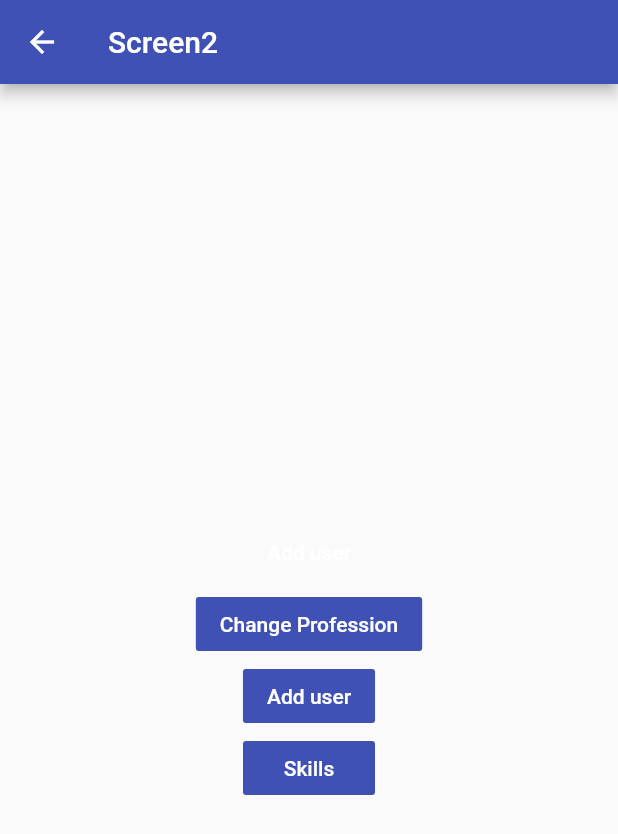
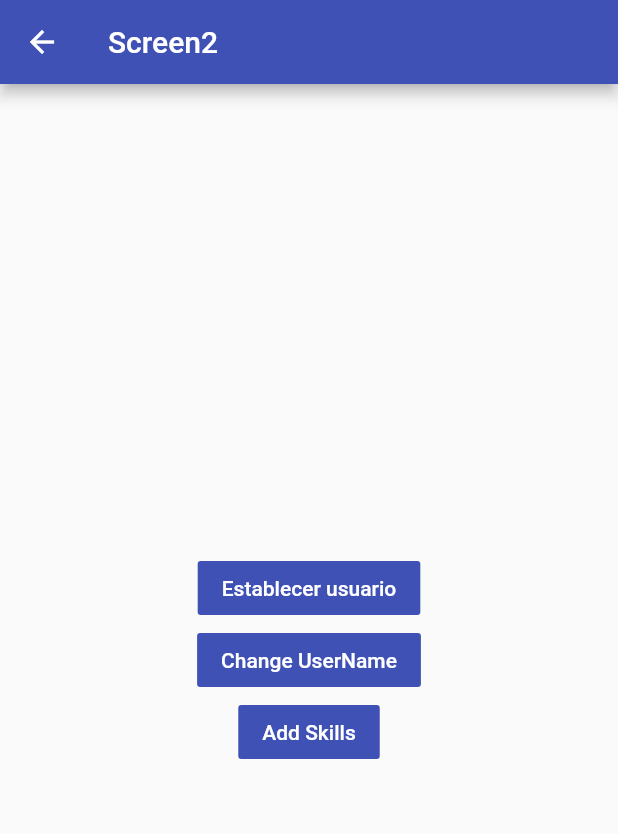
Before and after one commit to manuelduarte077/flutter-state, a Flutter app: the HomeScreen1 screen opened directly, after a tap on the "navigate next" icon, on a phone screen of 412 x 824 dp. Shown: the top 834 px of the screen. Run offline on Flutter 3.47's test engine with Material 2 defaults, Android fonts, the phone set to English and light mode, and no system bars; our stand-ins replace bloc, flutter_bloc; accounts and stored records are empty.

Commit message:
Develop (#2)
* working progress

* feat: add singleton

* feat: creando el primer cubit

* cambiar al nuevo usuario

* mostrar la informacion del usuario

* agregar skill mediante el cubit

* refactor models

```diff
--- a/lib/models/user.dart
+++ b/lib/models/user.dart
@@ -1,11 +1,27 @@
 class User {
   final String name;
-  List<String>? profesion;
-  List<String>? skills;
+  final String userName;
+  final String profesion;
+  List skills;
 
   User({
     required this.name,
-    this.profesion,
-    this.skills,
+    required this.userName,
+    required this.profesion,
+    required this.skills,
   }) : assert(name != null);
+
+  // Retorna una nueva instancia de User
+  User copyWith({
+    String? name,
+    String? userName,
+    String? profesion,
+    List? skills,
+  }) =>
+      User(
+        name: name ?? this.name,
+        userName: userName ?? this.userName,
+        profesion: profesion ?? this.profesion,
+        skills: skills ?? this.skills,
+      );
 }
--- /dev/null
+++ b/lib/screens/bloc/productos/productos_cubit.dart
@@ -0,0 +1,8 @@
+import 'package:bloc/bloc.dart';
+import 'package:meta/meta.dart';
+
+part 'productos_state.dart';
+
+class ProductosCubit extends Cubit<ProductosState> {
+  ProductosCubit() : super(ProductosInitial());
+}
--- /dev/null
+++ b/lib/screens/bloc/productos/productos_state.dart
@@ -0,0 +1,9 @@
+part of 'productos_cubit.dart';
+
+@immutable
+abstract class ProductosState {}
+
+class ProductosInitial extends ProductosState {
+  // Estado inicial
+  final List<String> productos = [];
+}
--- /dev/null
+++ b/lib/screens/bloc/user/usuario_cubit.dart
@@ -0,0 +1,45 @@
+// usar meta en vez de material, ese solo nos trae los metatags
+
+import 'package:meta/meta.dart';
+import 'package:flutter_bloc/flutter_bloc.dart';
+
+import 'package:flutter_state/models/user.dart';
+part 'usuario_state.dart';
+
+class UsuariosCubit extends Cubit<UsuarioState> {
+  // Llamar el estado inicial
+  UsuariosCubit() : super(UsuarioInitial());
+
+  //  Metodo para cambiar el estado
+  void seleccionarUsuario(User user) {
+    emit(UsuarioActivo(user)); // Cambiar el estado
+  }
+
+  // Cambiar userName
+  void cambiarUserName(String userName) {
+    final currebtState = state;
+    if (currebtState is UsuarioActivo) {
+      final newUser = currebtState.user.copyWith(userName: "userName");
+      emit(UsuarioActivo(newUser));
+    }
+  }
+
+  //  Agregar una nueva profesion
+  void agregarProfesion() {
+    final currentState = state;
+    if (currentState is UsuarioActivo) {
+      final newSkills = [
+        ...currentState.user.skills,
+        "Skills: ${currentState.user.skills.length + 1}",
+      ];
+
+      final newUser = currentState.user.copyWith(skills: newSkills);
+      emit(UsuarioActivo(newUser));
+    }
+  }
+
+  // Borrar el usuario
+  void borrarUsuario() {
+    emit(UsuarioInitial());
+  }
+}
--- /dev/null
+++ b/lib/screens/bloc/user/usuario_state.dart
@@ -0,0 +1,33 @@
+// Administar el state de la pantalla de usuario
+
+part of 'usuario_cubit.dart';
+
+// Manejar los etados inmutables
+
+// DEfinir el tipo de stado inmutable
+
+// Crear una clase abstracta
+
+@immutable
+abstract class UsuarioState {}
+
+// Estado inicial
+class UsuarioInitial extends UsuarioState {
+  final existeUsuario = false;
+
+  // Sobre escribir el metodo toString
+  @override
+  String toString() {
+    return 'UsuarioInitial: existeUsuario: $existeUsuario';
+  }
+}
+
+//  cambiar el estado
+
+class UsuarioActivo extends UsuarioState {
+  final existeUsuario = true;
+
+  final User user;
+
+  UsuarioActivo(this.user);
+}
--- a/lib/screens/singleton/screens_1.dart
+++ b/lib/screens/singleton/screens_1.dart
@@ -1,19 +1,26 @@
 import 'package:flutter/material.dart';
+import 'package:flutter_bloc/flutter_bloc.dart';
 import 'package:flutter_state/models/user.dart';
+import 'package:flutter_state/screens/bloc/user/usuario_cubit.dart';
 import 'package:flutter_state/screens/singleton/screens_2.dart';
-import 'package:flutter_state/services/user_service.dart';
 
 class HomeScreen1 extends StatelessWidget {
   const HomeScreen1({Key? key}) : super(key: key);
 
   @override
   Widget build(BuildContext context) {
+    final userCubit = context.read<UsuariosCubit>();
     return Scaffold(
-      body: userService.existeUsuario
-          ? UserInformacion(usuario: userService.userInfo)
-          : const Center(
-              child: Text('Not user found'),
-            ),
+      appBar: AppBar(
+        title: const Text('Flutter State'),
+        actions: [
+          IconButton(
+            icon: const Icon(Icons.logout),
+            onPressed: () => userCubit.borrarUsuario(),
+          ),
+        ],
+      ),
+      body: const BodyScaffold(),
       floatingActionButton: FloatingActionButton(
         onPressed: () {
           Navigator.push(
@@ -29,11 +36,46 @@ class HomeScreen1 extends StatelessWidget {
   }
 }
 
+class BodyScaffold extends StatelessWidget {
+  const BodyScaffold({
+    Key? key,
+  }) : super(key: key);
+
+  @override
+  Widget build(BuildContext context) {
+    return BlocBuilder<UsuariosCubit, UsuarioState>(
+      builder: (context, state) {
+        switch (state.runtimeType) {
+          case UsuarioInitial:
+            return const Center(
+              child: Text(
+                'No hay información del usuario',
+                style: TextStyle(fontSize: 20),
+              ),
+            );
+            break;
+
+          case UsuarioActivo:
+            return UserInformacion(
+              user: (state as UsuarioActivo).user,
+            );
+            break;
+
+          default:
+            return const Center(
+              child: Text('No hay usuario'),
+            );
+        }
+      },
+    );
+  }
+}
+
 class UserInformacion extends StatelessWidget {
-  final User usuario;
-  const UserInformacion({
+  User user;
+  UserInformacion({
     Key? key,
-    required this.usuario,
+    required this.user,
   }) : super(key: key);
 
   @override
@@ -45,6 +87,15 @@ class UserInformacion extends StatelessWidget {
       child: Column(
         crossAxisAlignment: CrossAxisAlignment.start,
         children: [
+          const Padding(
+            padding: EdgeInsets.only(bottom: 30, top: 10),
+            child: Center(
+              child: CircleAvatar(
+                backgroundImage: NetworkImage("https://picsum.photos/200/300"),
+                radius: 50,
+              ),
+            ),
+          ),
           const Text(
             'General Information',
             style: TextStyle(
@@ -54,38 +105,34 @@ class UserInformacion extends StatelessWidget {
           ),
           const Divider(),
           ListTile(
-            title: Text("Name: ${usuario.name}"),
+            title: Text("Name: ${user.name}",
+                style: const TextStyle(fontSize: 18)),
+          ),
+          ListTile(
+            title: Text("User Name: ${user.userName}",
+                style: const TextStyle(fontSize: 18)),
           ),
           const Text(
             'Profession',
             style: TextStyle(fontSize: 18),
           ),
           const Divider(),
-          const ListTile(
-            title: Text('Mobile Developer'),
-            subtitle: Text('IOs, Android and Flutter'),
+          ListTile(
+            title: Text(user.profesion, style: const TextStyle(fontSize: 18)),
+            subtitle: const Text('IOs, Android and Flutter'),
           ),
           const Text(
             'Skills',
             style: TextStyle(fontSize: 18),
           ),
           const Divider(),
-          const ListTile(
-            title: Text('Flutter'),
-            subtitle: Text('Flutter is a mobile application framework'),
-          ),
-          const ListTile(
-            title: Text('Dart'),
-            subtitle: Text('Dart is a programming language'),
-          ),
-          const ListTile(
-            title: Text('Kotlin'),
-            subtitle: Text('Kotlin is a programming language'),
-          ),
-          const ListTile(
-            title: Text('Swift'),
-            subtitle: Text('Swift is a programming language'),
-          ),
+          ...user.skills
+              .map(
+                (skill) => ListTile(
+                  title: Text(skill, style: const TextStyle(fontSize: 18)),
+                ),
+              )
+              .toList()
         ],
       ),
     );
--- a/lib/screens/singleton/screens_2.dart
+++ b/lib/screens/singleton/screens_2.dart
@@ -1,12 +1,16 @@
 import 'package:flutter/material.dart';
+
+import 'package:flutter_bloc/flutter_bloc.dart';
 import 'package:flutter_state/models/user.dart';
-import 'package:flutter_state/services/user_service.dart';
+import 'package:flutter_state/screens/bloc/user/usuario_cubit.dart';
 
 class Screen2 extends StatelessWidget {
   const Screen2({Key? key}) : super(key: key);
 
   @override
   Widget build(BuildContext context) {
+    final userCubit = context.read<UsuariosCubit>();
+
     return Scaffold(
       appBar: AppBar(
         title: const Text('Screen2'),
@@ -16,41 +20,43 @@ class Screen2 extends StatelessWidget {
           mainAxisAlignment: MainAxisAlignment.center,
           children: [
             MaterialButton(
+              elevation: 0,
+              color: Colors.indigo,
               child: const Text(
-                'Add user',
+                'Establecer usuario',
                 style: TextStyle(color: Colors.white),
               ),
               onPressed: () {
-                final user = User(name: 'John Doe');
-                userService.getAllUser(user);
+                final newUser = User(
+                  name: "Manuel Duarte",
+                  userName: "manuelduarte077",
+                  profesion: "Mobile Developer",
+                  skills: ["Flutter", "Dart", "Kotlin", "Swift"],
+                );
+                userCubit.seleccionarUsuario(newUser);
               },
             ),
             MaterialButton(
               elevation: 0,
               color: Colors.indigo,
               child: const Text(
-                'Change Profession',
+                'Change UserName',
                 style: TextStyle(color: Colors.white),
               ),
-              onPressed: () {},
+              onPressed: () {
+                userCubit.cambiarUserName("manuelduarte099");
+              },
             ),
             MaterialButton(
               elevation: 0,
               color: Colors.indigo,
               child: const Text(
-                'Add user',
+                'Add Skills',
                 style: TextStyle(color: Colors.white),
               ),
-              onPressed: () {},
-            ),
-            MaterialButton(
-              elevation: 0,
-              color: Colors.indigo,
-              child: const Text(
-                'Skills',
-                style: TextStyle(color: Colors.white),
-              ),
-              onPressed: () {},
+              onPressed: () {
+                userCubit.agregarProfesion();
+              },
             ),
           ],
         ),
--- a/lib/services/user_service.dart
+++ b/lib/services/user_service.dart
@@ -4,8 +4,6 @@ class _UserService {
   late User _userInfo;
 
   User get userInfo => _userInfo;
-
-  final User _user = User(name: 'John Doe');
 
   // Para saber si el usuario esta logeado
   bool get existeUsuario => (_user != null);
```
Also changed, not shown: lib/app/app.dart (+17 -10 lines), pubspec.yaml (+4 -4 lines), pubspec.lock.
